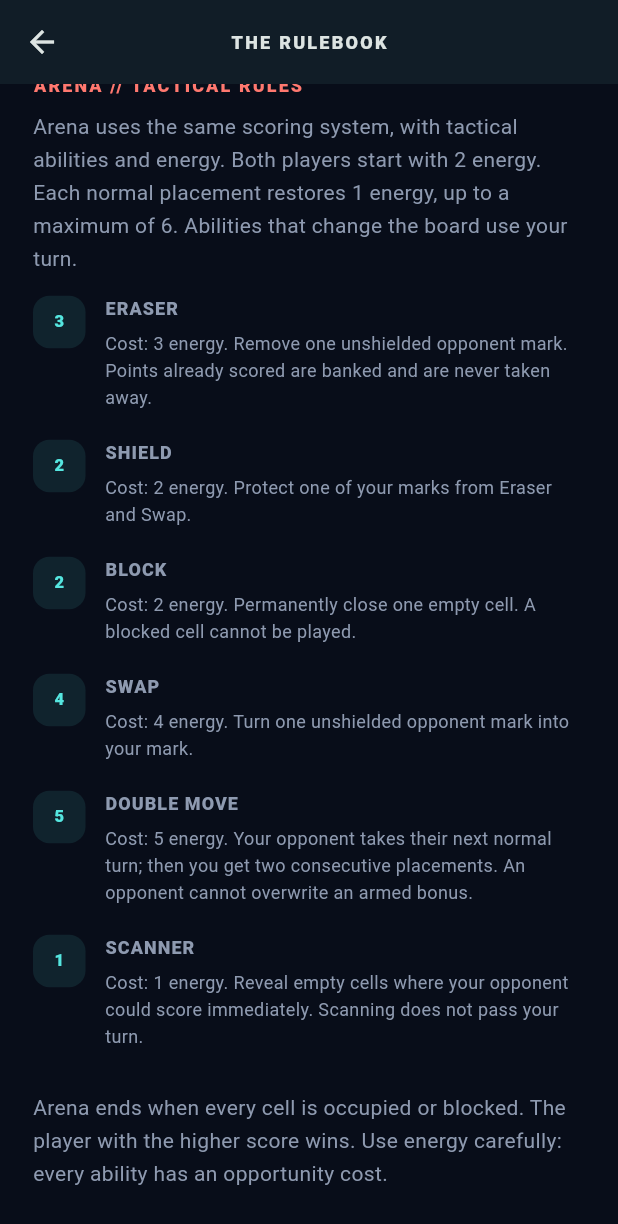
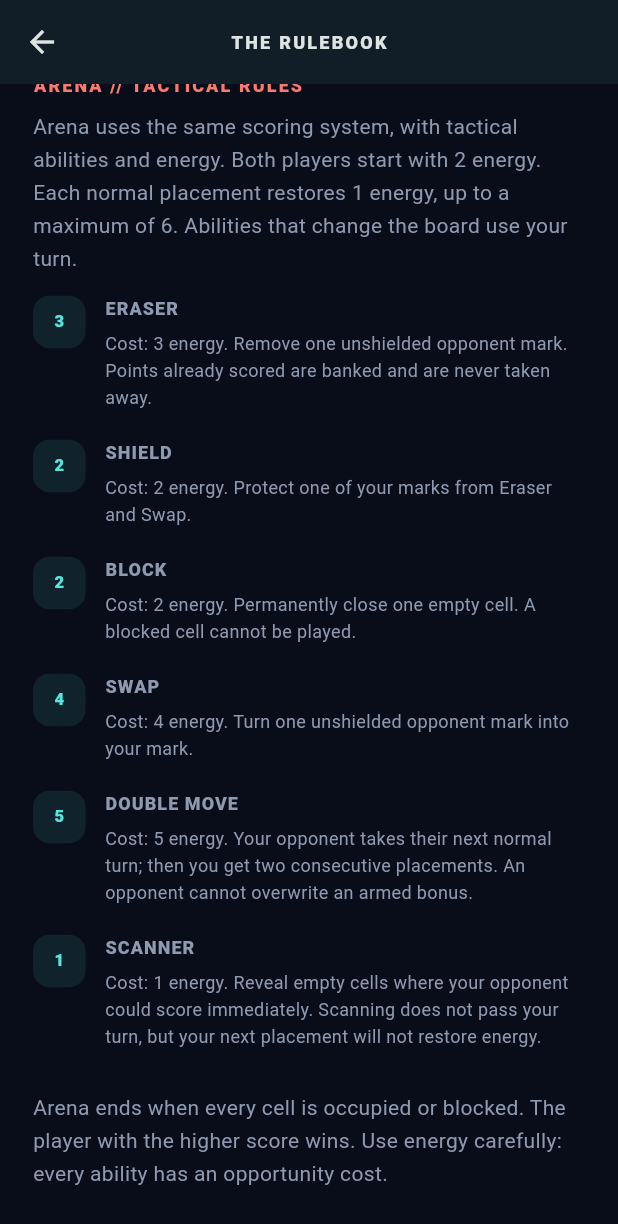
Before and after one commit to sbikazis/X12O, a Flutter app: the RulesScreen screen opened directly, scrolled down 523 dp, on a phone screen of 412 x 824 dp. Shown: the top 1224 px of the screen. Run offline on Flutter 3.47's test engine with Material 3 defaults, Android fonts, the phone set to English and light mode, and no system bars; our stand-ins replace shared_preferences; accounts and stored records are empty.

Commit message:
Explain Scanner's energy trade-off in rulebook

```diff
--- a/lib/screens/rules_screen.dart
+++ b/lib/screens/rules_screen.dart
@@ -45,7 +45,7 @@ class RulesScreen extends StatelessWidget {
         _Rule('2', 'BLOCK', 'Cost: 2 energy. Permanently close one empty cell. A blocked cell cannot be played.'),
         _Rule('4', 'SWAP', 'Cost: 4 energy. Turn one unshielded opponent mark into your mark.'),
         _Rule('5', 'DOUBLE MOVE', 'Cost: 5 energy. Your opponent takes their next normal turn; then you get two consecutive placements. An opponent cannot overwrite an armed bonus.'),
-        _Rule('1', 'SCANNER', 'Cost: 1 energy. Reveal empty cells where your opponent could score immediately. Scanning does not pass your turn.'),
+        _Rule('1', 'SCANNER', 'Cost: 1 energy. Reveal empty cells where your opponent could score immediately. Scanning does not pass your turn, but your next placement will not restore energy.'),
         SizedBox(height: 8),
         Text(
           'Arena ends when every cell is occupied or blocked. The player with the higher score wins. Use energy carefully: every ability has an opportunity cost.',
```
